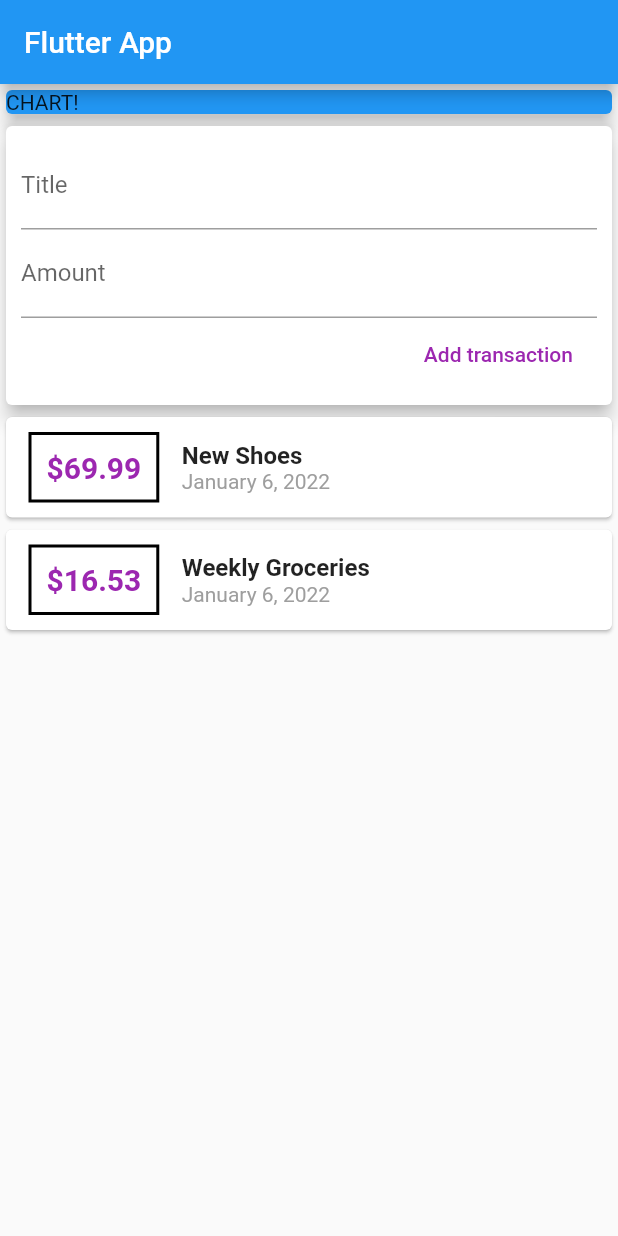
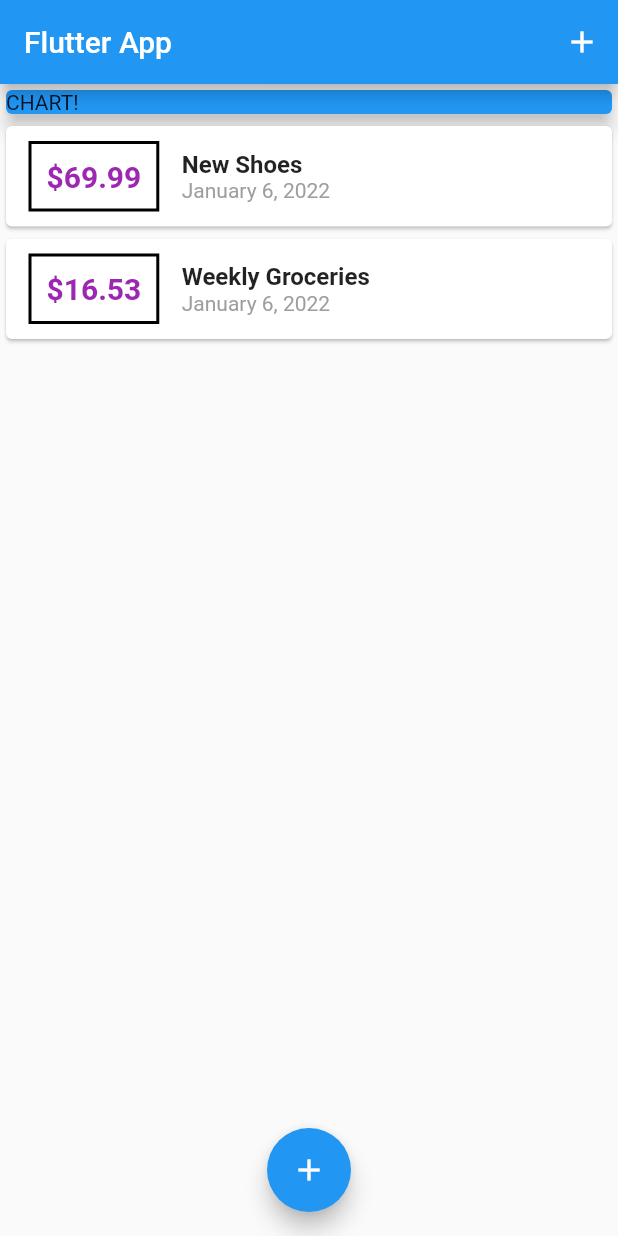
Before and after one commit to quynhanh-kristen/Mobile, a Flutter app: the screen it shows after launch, on a phone screen of 412 x 824 dp. Run offline on Flutter 3.47's test engine with Material 2 defaults, Android fonts, the phone set to English and light mode, and no system bars.

Commit message:
delete user_transaction, add floating button

```diff
--- a/flutter_complete_guide/lib/main.dart
+++ b/flutter_complete_guide/lib/main.dart
@@ -1,7 +1,7 @@
 import 'package:flutter/material.dart';
-import 'package:flutter_complete_guide/widgets/user_transaction.dart';
-
-
+import 'package:flutter_complete_guide/models/transaction.dart';
+import 'package:flutter_complete_guide/widgets/new_transaction.dart';
+import 'package:flutter_complete_guide/widgets/transaction_list.dart';
 
 void main() => runApp(MyApp());
 
@@ -15,16 +15,69 @@ class MyApp extends StatelessWidget {
   }
 }
 
-class MyHomePage extends StatelessWidget {
-
+class MyHomePage extends StatefulWidget {
   //String titleInput;
   //String amountInput;
+
+  @override
+  State<MyHomePage> createState() => _MyHomePageState();
+}
+
+class _MyHomePageState extends State<MyHomePage> {
+  final List<Transaction> _userTransaction = [
+    Transaction(
+      id: 't1',
+      title: 'New Shoes',
+      amount: 69.99,
+      date: DateTime.now(),
+    ),
+    Transaction(
+      id: 't2',
+      title: 'Weekly Groceries',
+      amount: 16.53,
+      date: DateTime.now(),
+    ),
+  ];
+
+  void _addNewTransaction(String txtTitle, double txtAmount) {
+    final newTx = Transaction(
+      id: DateTime.now().toString(),
+      title: txtTitle,
+      amount: txtAmount,
+      date: DateTime.now(),
+    );
+
+    setState(() {
+      _userTransaction.add(newTx);
+    });
+  }
+
+  void _startAddNewTransaction(BuildContext ctx) {
+    showModalBottomSheet(
+        context: ctx,
+        builder: (_) {
+          return GestureDetector(
+            child: NewTransaction(_addNewTransaction),
+            onTap: (){},
+            behavior: HitTestBehavior.opaque,
+          );
+        });
+  }
 
   @override
   Widget build(BuildContext context) {
     return Scaffold(
       appBar: AppBar(
         title: Text('Flutter App'),
+        actions: <Widget>[
+          IconButton(
+              onPressed: () {
+                _startAddNewTransaction(context);
+              },
+              icon: Icon(
+                Icons.add,
+              ))
+        ],
       ),
       body: SingleChildScrollView(
         child: Column(
@@ -38,9 +91,16 @@ class MyHomePage extends StatelessWidget {
                 elevation: 5,
               ),
             ),
-           UserTransaction(),
+            TransactionList(_userTransaction),
           ],
         ),
+      ),
+      floatingActionButtonLocation: FloatingActionButtonLocation.centerFloat,
+      floatingActionButton: FloatingActionButton(
+        child: Icon(Icons.add),
+        onPressed: () {
+          _startAddNewTransaction(context);
+        },
       ),
     );
   }
--- a/flutter_complete_guide/lib/widgets/transaction_list.dart
+++ b/flutter_complete_guide/lib/widgets/transaction_list.dart
@@ -9,14 +9,19 @@ final List<Transaction> transactions;
 
   @override
   Widget build(BuildContext context) {
-    return       Column(
-            children: transactions.map((tx) {
+    return Container(
+      height: 300,
+      //ListView(chidren:[])  <- SingleChildScrollView()
+      //ListView.builder() <- need limited item's number
+      //ListView.builder() builds widgets as required  (when they can be seen)
+      //It's a process that's also called "lazily rendering widgets"
+      child: ListView.builder(
+        itemBuilder: (ctx, index){
           return Card(
             child: Row(
               children: <Widget>[
                 Container(
-                        margin:
-                            EdgeInsets.symmetric(vertical: 10, horizontal: 15),
+                    margin: EdgeInsets.symmetric(vertical: 10, horizontal: 15),
                     decoration: BoxDecoration(
                       border: Border.all(
                         color: Colors.black,
@@ -25,7 +30,7 @@ final List<Transaction> transactions;
                     ),
                     padding: EdgeInsets.all(10),
                     child: Text(
-                          '\$${tx.amount}',
+                      '\$${transactions[index].amount.toStringAsFixed(2)}',
                       style: TextStyle(
                         fontWeight: FontWeight.bold,
                         fontSize: 20,
@@ -36,14 +41,14 @@ final List<Transaction> transactions;
                   crossAxisAlignment: CrossAxisAlignment.start,
                   children: <Widget>[
                     Text(
-                          tx.title,
+                      transactions[index].title,
                       style: TextStyle(
                         fontSize: 16,
                         fontWeight: FontWeight.bold,
                       ),
                     ),
                     Text(
-                          DateFormat.yMMMMd().format(tx.date),
+                      DateFormat.yMMMMd().format(transactions[index].date),
                       style: TextStyle(
                         color: Colors.grey,
                       ),
@@ -53,7 +58,9 @@ final List<Transaction> transactions;
               ],
             ),
           );
-            }).toList(),
+        },
+        itemCount: transactions.length,
+      ),
     );
   }
 }
--- a/flutter_complete_guide/lib/widgets/user_transaction.dart
+++ /dev/null
@@ -1,49 +0,0 @@
-import 'package:flutter/material.dart';
-import '../models/transaction.dart';
-import '../widgets/new_transaction.dart';
-import '../widgets/transaction_list.dart';
-
-class UserTransaction extends StatefulWidget {
-  @override
-  _UserTransactionState createState() => _UserTransactionState();
-}
-
-class _UserTransactionState extends State<UserTransaction> {
-  final List<Transaction> _userTransaction = [
-    Transaction(
-      id: 't1',
-      title: 'New Shoes',
-      amount: 69.99,
-      date: DateTime.now(),
-    ),
-    Transaction(
-      id: 't2',
-      title: 'Weekly Groceries',
-      amount: 16.53,
-      date: DateTime.now(),
-    ),
-  ];
-
-  void _addNewTransaction(String txtTitle, double txtAmount) {
-    final newTx = Transaction(
-      id: DateTime.now().toString(),
-      title: txtTitle,
-      amount: txtAmount,
-      date: DateTime.now(),
-    );
-
-    setState(() {
-      _userTransaction.add(newTx);
-    });
-  }
-
-  @override
-  Widget build(BuildContext context) {
-    return Column(
-      children: <Widget>[
-        NewTransaction(_addNewTransaction),
-        TransactionList(_userTransaction),
-      ],
-    );
-  }
-}
```
Also changed, not shown: flutter_complete_guide/lib/widgets/new_transaction.dart (+35 -8 lines). Lines whose indentation alone changed are shown as unchanged.
